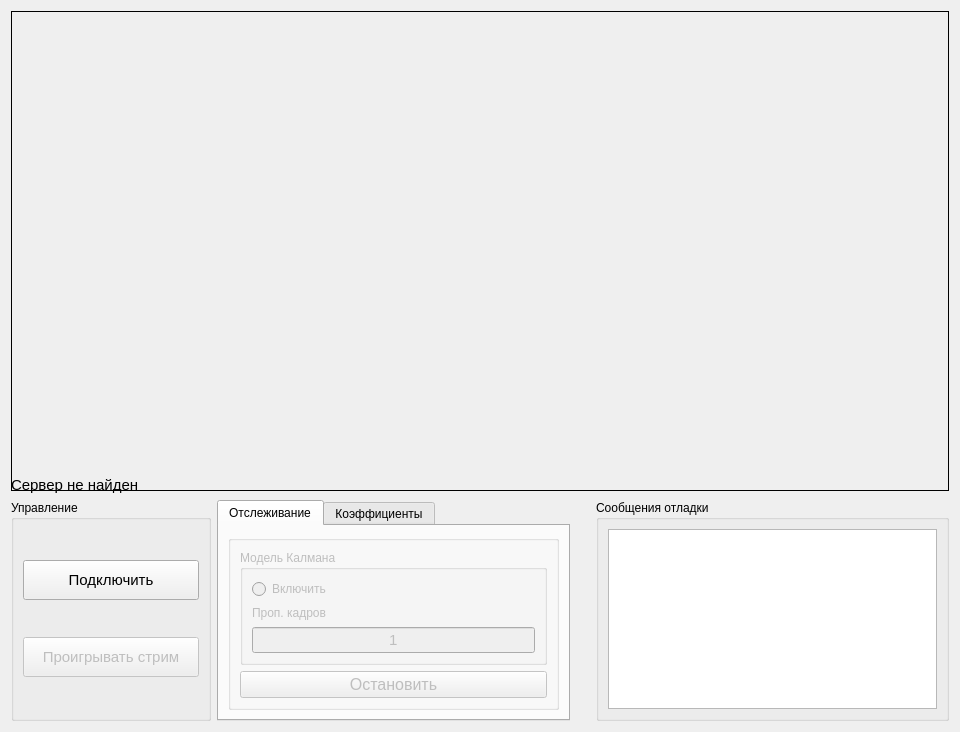
This is form.ui in expoolleet/pi-tracking-stream-receiver as Qt 5 draws it before an edit. The edited form follows.
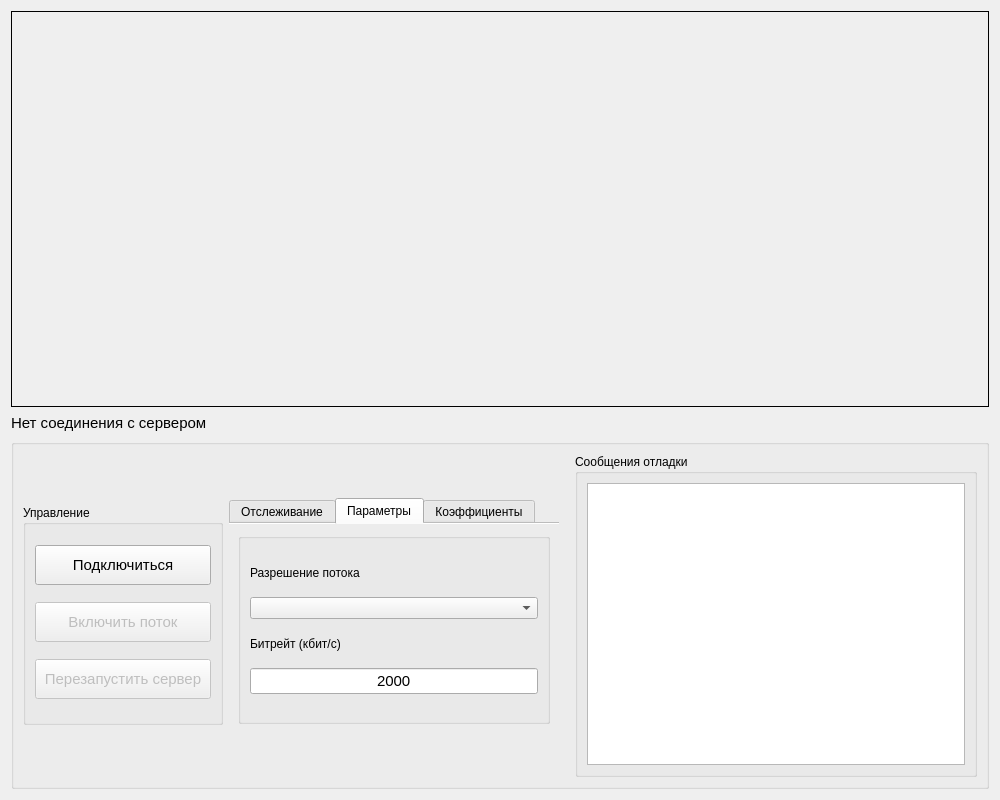
This is the edited form. The open tabs and pages were chosen to show the change.

The edit to the form file:
```diff
--- a/form.ui
+++ b/form.ui
@@ -6,26 +6,23 @@
    <rect>
     <x>0</x>
     <y>0</y>
-    <width>960</width>
-    <height>732</height>
+    <width>1000</width>
+    <height>800</height>
    </rect>
   </property>
   <property name="minimumSize">
    <size>
-    <width>640</width>
-    <height>480</height>
-   </size>
-  </property>
-  <property name="maximumSize">
-   <size>
-    <width>1920</width>
-    <height>1440</height>
+    <width>1000</width>
+    <height>800</height>
    </size>
   </property>
   <property name="windowTitle">
    <string>Streamer</string>
   </property>
-  <layout class="QHBoxLayout" name="horizontalLayout_2">
+  <property name="windowOpacity">
+   <double>1.000000000000000</double>
+  </property>
+  <layout class="QHBoxLayout" name="horizontalLayout">
    <item>
     <layout class="QVBoxLayout" name="verticalLayout_2">
      <item>
@@ -39,7 +36,7 @@
        <property name="minimumSize">
         <size>
          <width>0</width>
-         <height>480</height>
+         <height>0</height>
         </size>
        </property>
        <property name="cursor">
@@ -91,18 +88,43 @@
         </font>
        </property>
        <property name="text">
-        <string>Сервер не найден</string>
+        <string>Нет соединения с сервером</string>
        </property>
       </widget>
      </item>
      <item>
-      <layout class="QHBoxLayout" name="horizontalLayout">
+      <widget class="QGroupBox" name="groupBox_2">
+       <property name="minimumSize">
+        <size>
+         <width>0</width>
+         <height>0</height>
+        </size>
+       </property>
+       <property name="maximumSize">
+        <size>
+         <width>16777215</width>
+         <height>350</height>
+        </size>
+       </property>
+       <property name="title">
+        <string/>
+       </property>
+       <property name="flat">
+        <bool>false</bool>
+       </property>
+       <layout class="QHBoxLayout" name="horizontalLayout_4">
        <item>
         <widget class="QGroupBox" name="controlsBox">
+          <property name="sizePolicy">
+           <sizepolicy hsizetype="Preferred" vsizetype="Fixed">
+            <horstretch>0</horstretch>
+            <verstretch>0</verstretch>
+           </sizepolicy>
+          </property>
          <property name="minimumSize">
           <size>
            <width>200</width>
-           <height>0</height>
+            <height>220</height>
           </size>
          </property>
          <property name="maximumSize">
@@ -138,7 +160,7 @@
              </font>
             </property>
             <property name="text">
-             <string>Подключить</string>
+              <string>Подключиться</string>
             </property>
            </widget>
           </item>
@@ -159,7 +181,28 @@
              </font>
             </property>
             <property name="text">
-             <string>Проигрывать стрим</string>
+              <string>Включить поток</string>
+             </property>
+            </widget>
+           </item>
+           <item>
+            <widget class="QPushButton" name="reboot_server_button">
+             <property name="enabled">
+              <bool>false</bool>
+             </property>
+             <property name="minimumSize">
+              <size>
+               <width>0</width>
+               <height>40</height>
+              </size>
+             </property>
+             <property name="font">
+              <font>
+               <pointsize>11</pointsize>
+              </font>
+             </property>
+             <property name="text">
+              <string>Перезапустить сервер</string>
             </property>
            </widget>
           </item>
@@ -168,9 +211,36 @@
        </item>
        <item>
         <widget class="QTabWidget" name="tabWidget">
+          <property name="sizePolicy">
+           <sizepolicy hsizetype="Expanding" vsizetype="Fixed">
+            <horstretch>0</horstretch>
+            <verstretch>0</verstretch>
+           </sizepolicy>
+          </property>
+          <property name="minimumSize">
+           <size>
+            <width>0</width>
+            <height>235</height>
+           </size>
+          </property>
+          <property name="maximumSize">
+           <size>
+            <width>330</width>
+            <height>16777215</height>
+           </size>
+          </property>
          <property name="currentIndex">
           <number>0</number>
          </property>
+          <property name="documentMode">
+           <bool>true</bool>
+          </property>
+          <property name="tabsClosable">
+           <bool>false</bool>
+          </property>
+          <property name="movable">
+           <bool>false</bool>
+          </property>
          <widget class="QWidget" name="tab">
           <attribute name="title">
            <string>Отслеживание</string>
@@ -190,6 +260,9 @@
              <property name="title">
               <string/>
              </property>
+              <property name="alignment">
+               <set>Qt::AlignmentFlag::AlignLeading|Qt::AlignmentFlag::AlignLeft|Qt::AlignmentFlag::AlignTop</set>
+              </property>
              <property name="flat">
               <bool>false</bool>
              </property>
@@ -205,7 +278,7 @@
                    <item>
                     <widget class="QRadioButton" name="kalman_radio_button">
                      <property name="text">
-                      <string>Включить</string>
+                       <string>Включить модель</string>
                      </property>
                     </widget>
                    </item>
@@ -218,7 +291,7 @@
                       </size>
                      </property>
                      <property name="text">
-                      <string>Проп. кадров</string>
+                       <string>Пропускаемых кадров:</string>
                      </property>
                     </widget>
                    </item>
@@ -271,7 +344,73 @@
                  </font>
                 </property>
                 <property name="text">
-                 <string>Остановить</string>
+                  <string>Остановить отслеживание</string>
+                 </property>
+                </widget>
+               </item>
+              </layout>
+             </widget>
+            </item>
+           </layout>
+          </widget>
+          <widget class="QWidget" name="tab_5">
+           <attribute name="title">
+            <string>Параметры</string>
+           </attribute>
+           <layout class="QVBoxLayout" name="verticalLayout_9">
+            <item>
+             <widget class="QGroupBox" name="params_group_box">
+              <property name="title">
+               <string/>
+              </property>
+              <layout class="QVBoxLayout" name="verticalLayout_10">
+               <property name="spacing">
+                <number>0</number>
+               </property>
+               <item>
+                <widget class="QLabel" name="label_2">
+                 <property name="maximumSize">
+                  <size>
+                   <width>16777215</width>
+                   <height>15</height>
+                  </size>
+                 </property>
+                 <property name="text">
+                  <string>Разрешение потока</string>
+                 </property>
+                </widget>
+               </item>
+               <item>
+                <widget class="QComboBox" name="comboBox"/>
+               </item>
+               <item>
+                <widget class="QLabel" name="label_3">
+                 <property name="maximumSize">
+                  <size>
+                   <width>16777215</width>
+                   <height>15</height>
+                  </size>
+                 </property>
+                 <property name="text">
+                  <string>Битрейт (кбит/с)</string>
+                 </property>
+                </widget>
+               </item>
+               <item>
+                <widget class="QLineEdit" name="lineEdit">
+                 <property name="font">
+                  <font>
+                   <pointsize>11</pointsize>
+                  </font>
+                 </property>
+                 <property name="text">
+                  <string>2000</string>
+                 </property>
+                 <property name="alignment">
+                  <set>Qt::AlignmentFlag::AlignCenter</set>
+                 </property>
+                 <property name="placeholderText">
+                  <string>0</string>
                 </property>
                </widget>
               </item>
@@ -364,22 +503,6 @@
          </widget>
         </widget>
        </item>
-       <item>
-        <spacer name="horizontalSpacer_2">
-         <property name="orientation">
-          <enum>Qt::Orientation::Horizontal</enum>
-         </property>
-         <property name="sizeType">
-          <enum>QSizePolicy::Policy::Fixed</enum>
-         </property>
-         <property name="sizeHint" stdset="0">
-          <size>
-           <width>10</width>
-           <height>20</height>
-          </size>
-         </property>
-        </spacer>
-       </item>
        <item>
         <spacer name="horizontalSpacer">
          <property name="orientation">
@@ -401,7 +524,7 @@
          <property name="maximumSize">
           <size>
            <width>16777215</width>
-           <height>310</height>
+            <height>16777215</height>
           </size>
          </property>
          <property name="title">
@@ -413,7 +536,7 @@
             <property name="maximumSize">
              <size>
               <width>16777215</width>
-              <height>300</height>
+               <height>16777215</height>
              </size>
             </property>
             <property name="font">
@@ -433,6 +556,7 @@
         </widget>
        </item>
       </layout>
+      </widget>
      </item>
     </layout>
    </item>
```
Left out of the diff: 6 changed lines with no effect on the pictures. Lines whose indentation alone changed are shown as unchanged.
